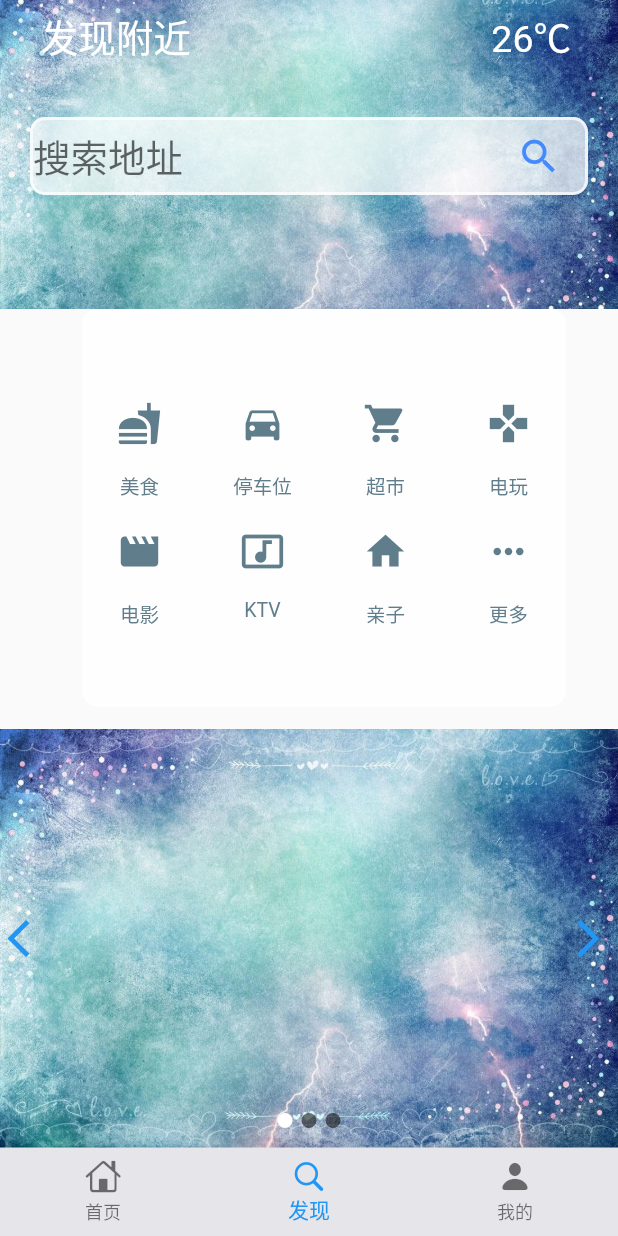
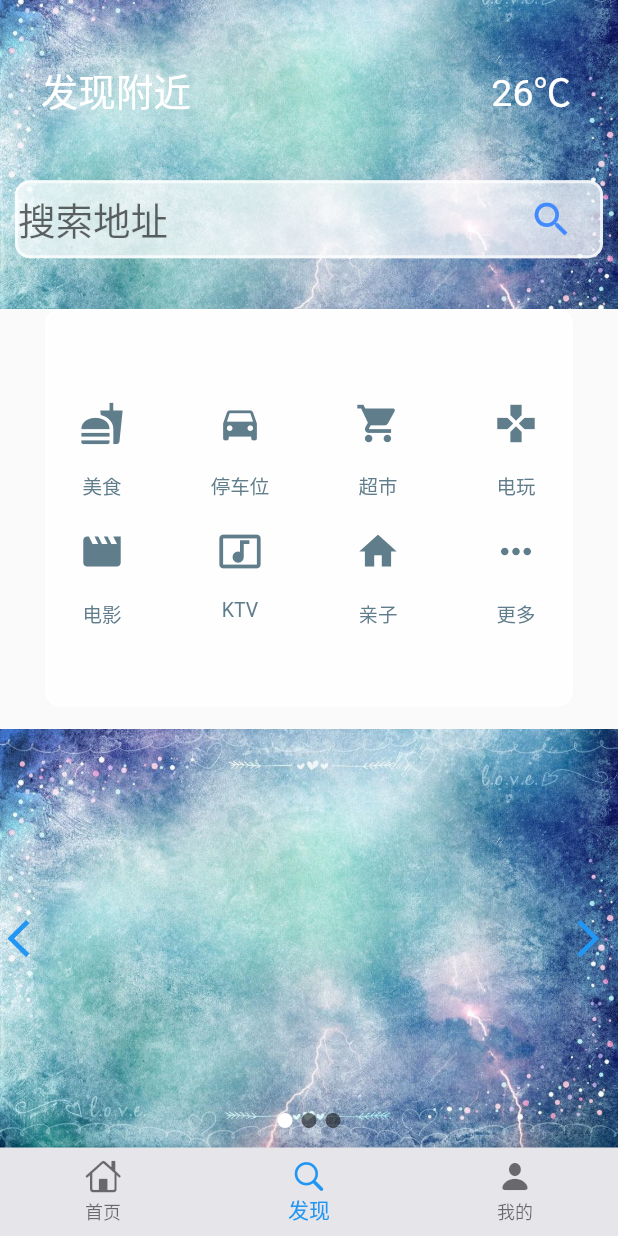
Before and after one commit to MMMMMMMingor/indoor_location_front, a Flutter app: the screen it shows after launch, item 2 of the bottom bar chosen, on a phone screen of 412 x 824 dp. Run offline on Flutter 3.47's test engine with Material 2 defaults, Android fonts, the phone set to English and light mode, and no system bars; our stand-ins replace flutter_swiper, fluttertoast, image_picker.

Commit message:
更改查找页面的样式，使其实现自适应

```diff
--- a/lib/pages/tabs/search.dart
+++ b/lib/pages/tabs/search.dart
@@ -70,7 +70,9 @@ class SearchPage extends StatelessWidget{
               child:Container(
                   child:Column(
                            children: <Widget>[
-                             Container(//发现附近这一栏
+                             Expanded(flex: 7,
+
+                             child:Container(//发现附近这一栏
                                  child: Row(
                                    children: <Widget>[
                                       Expanded(
@@ -109,10 +111,12 @@ class SearchPage extends StatelessWidget{
                         ],
                            ),
                              ),
+                             ),
+                        Expanded(flex:5 ,
 
-                   Container(//搜索栏这一栏
+                  child: Container(//搜索栏这一栏
                           child:Padding(
-                            padding: EdgeInsets.fromLTRB(20,30,20,0),
+                            padding: EdgeInsets.fromLTRB(10,0,10,0),
 
                        child: Column(
 
@@ -162,6 +166,7 @@ class SearchPage extends StatelessWidget{
         ),
        )
       ),
+                        ),
                            ]
     ),
      ),
@@ -176,7 +181,7 @@ class SearchPage extends StatelessWidget{
     Expanded(
       flex: 9,
 child:Padding(
-        padding: EdgeInsets.fromLTRB(20, 0, 0, 0),
+        padding: EdgeInsets.fromLTRB(0, 0, 0, 0),
          child:Container(
 
           // height:210,
@@ -196,7 +201,7 @@ child:Padding(
         children: <Widget>[
            Wrap(
 
-  spacing:10.0, // 主轴(水平)方向间距
+  spacing:20.0, // 主轴(水平)方向间距
   runSpacing:10.0, // 纵轴（垂直）方向间距
   alignment: WrapAlignment.center,
 
```
